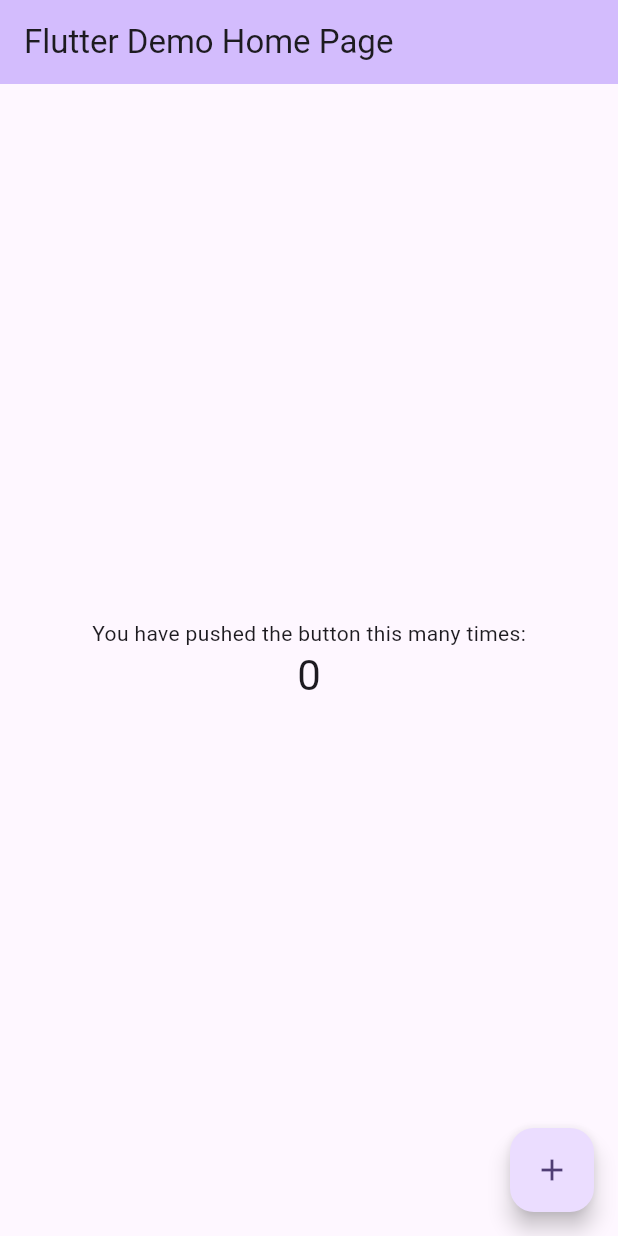
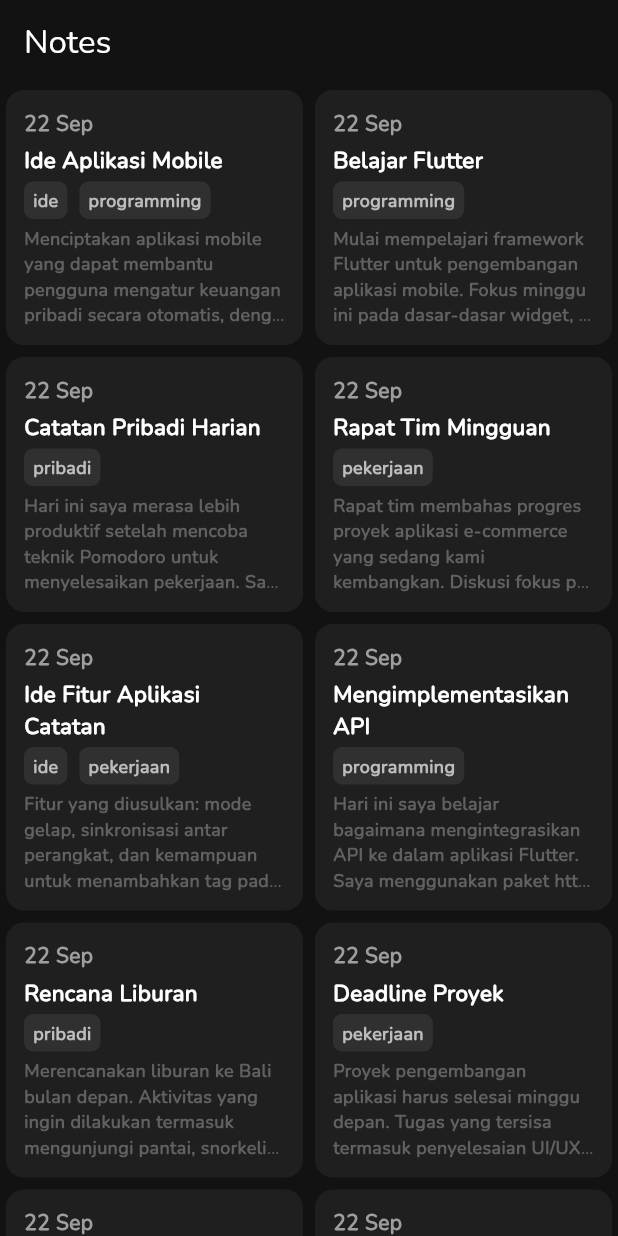
Before and after one commit to Fikrianamm/flutter_note, a Flutter app: the screen it shows after launch, on a phone screen of 412 x 824 dp. Run offline on Flutter 3.47's test engine with Material 3 defaults, Android fonts, the phone set to English and light mode, and no system bars.

Commit message:
[feat] feat view list note in main_screen

```diff
--- a/lib/main.dart
+++ b/lib/main.dart
@@ -1,4 +1,5 @@
 import 'package:flutter/material.dart';
+import 'package:flutter_note/main_screen.dart';
 
 void main() {
   runApp(const MyApp());
@@ -12,114 +13,8 @@ class MyApp extends StatelessWidget {
   Widget build(BuildContext context) {
     return MaterialApp(
       title: 'Flutter Demo',
-      theme: ThemeData(
-        // This is the theme of your application.
-        //
-        // TRY THIS: Try running your application with "flutter run". You'll see
-        // the application has a purple toolbar. Then, without quitting the app,
-        // try changing the seedColor in the colorScheme below to Colors.green
-        // and then invoke "hot reload" (save your changes or press the "hot
-        // reload" button in a Flutter-supported IDE, or press "r" if you used
-        // the command line to start the app).
-        //
-        // Notice that the counter didn't reset back to zero; the application
-        // state is not lost during the reload. To reset the state, use hot
-        // restart instead.
-        //
-        // This works for code too, not just values: Most code changes can be
-        // tested with just a hot reload.
-        colorScheme: ColorScheme.fromSeed(seedColor: Colors.deepPurple),
-        useMaterial3: true,
-      ),
-      home: const MyHomePage(title: 'Flutter Demo Home Page'),
+      theme: ThemeData(fontFamily: 'Nunito', colorScheme: ColorScheme.dark()),
+      home: const MainScreen(),
     );
   }
 }
-
-class MyHomePage extends StatefulWidget {
-  const MyHomePage({super.key, required this.title});
-
-  // This widget is the home page of your application. It is stateful, meaning
-  // that it has a State object (defined below) that contains fields that affect
-  // how it looks.
-
-  // This class is the configuration for the state. It holds the values (in this
-  // case the title) provided by the parent (in this case the App widget) and
-  // used by the build method of the State. Fields in a Widget subclass are
-  // always marked "final".
-
-  final String title;
-
-  @override
-  State<MyHomePage> createState() => _MyHomePageState();
-}
-
-class _MyHomePageState extends State<MyHomePage> {
-  int _counter = 0;
-
-  void _incrementCounter() {
-    setState(() {
-      // This call to setState tells the Flutter framework that something has
-      // changed in this State, which causes it to rerun the build method below
-      // so that the display can reflect the updated values. If we changed
-      // _counter without calling setState(), then the build method would not be
-      // called again, and so nothing would appear to happen.
-      _counter++;
-    });
-  }
-
-  @override
-  Widget build(BuildContext context) {
-    // This method is rerun every time setState is called, for instance as done
-    // by the _incrementCounter method above.
-    //
-    // The Flutter framework has been optimized to make rerunning build methods
-    // fast, so that you can just rebuild anything that needs updating rather
-    // than having to individually change instances of widgets.
-    return Scaffold(
-      appBar: AppBar(
-        // TRY THIS: Try changing the color here to a specific color (to
-        // Colors.amber, perhaps?) and trigger a hot reload to see the AppBar
-        // change color while the other colors stay the same.
-        backgroundColor: Theme.of(context).colorScheme.inversePrimary,
-        // Here we take the value from the MyHomePage object that was created by
-        // the App.build method, and use it to set our appbar title.
-        title: Text(widget.title),
-      ),
-      body: Center(
-        // Center is a layout widget. It takes a single child and positions it
-        // in the middle of the parent.
-        child: Column(
-          // Column is also a layout widget. It takes a list of children and
-          // arranges them vertically. By default, it sizes itself to fit its
-          // children horizontally, and tries to be as tall as its parent.
-          //
-          // Column has various properties to control how it sizes itself and
-          // how it positions its children. Here we use mainAxisAlignment to
-          // center the children vertically; the main axis here is the vertical
-          // axis because Columns are vertical (the cross axis would be
-          // horizontal).
-          //
-          // TRY THIS: Invoke "debug painting" (choose the "Toggle Debug Paint"
-          // action in the IDE, or press "p" in the console), to see the
-          // wireframe for each widget.
-          mainAxisAlignment: MainAxisAlignment.center,
-          children: <Widget>[
-            const Text(
-              'You have pushed the button this many times:',
-            ),
-            Text(
-              '$_counter',
-              style: Theme.of(context).textTheme.headlineMedium,
-            ),
-          ],
-        ),
-      ),
-      floatingActionButton: FloatingActionButton(
-        onPressed: _incrementCounter,
-        tooltip: 'Increment',
-        child: const Icon(Icons.add),
-      ), // This trailing comma makes auto-formatting nicer for build methods.
-    );
-  }
-}
--- /dev/null
+++ b/lib/main_screen.dart
@@ -0,0 +1,118 @@
+import 'package:flutter/material.dart';
+import 'package:flutter_note/model/note.dart';
+import 'package:flutter_staggered_grid_view/flutter_staggered_grid_view.dart';
+import 'package:intl/intl.dart';
+
+class MainScreen extends StatelessWidget {
+  const MainScreen({super.key});
+
+  @override
+  Widget build(BuildContext context) {
+    return Scaffold(
+      appBar: AppBar(
+        title: const Text('Notes'),
+      ),
+      body: SingleChildScrollView(
+        child: StaggeredGrid.count(
+          crossAxisCount: 2,
+          children: noteList.map((note) => CardNote(note: note)).toList(),
+        ),
+      ),
+    );
+  }
+}
+
+class CardNote extends StatelessWidget {
+  final Note note;
+
+  const CardNote({super.key, required this.note});
+
+  @override
+  Widget build(BuildContext context) {
+    return InkWell(
+      borderRadius: const BorderRadius.all(Radius.circular(16)),
+      onTap: () {},
+      child: Card(
+        color: const Color.fromARGB(255, 31, 31, 31),
+        elevation: 0,
+        child: Padding(
+          padding: const EdgeInsets.all(12),
+          child: Column(
+            crossAxisAlignment: CrossAxisAlignment.start,
+            children: [
+              Text(
+                DateFormat('dd MMM').format(note.createdAt),
+                style: const TextStyle(
+                    fontWeight: FontWeight.bold, color: Colors.grey),
+              ),
+              const SizedBox(height: 4),
+              Text(
+                note.title,
+                style:
+                    const TextStyle(fontWeight: FontWeight.w600, fontSize: 15),
+              ),
+              const SizedBox(height: 4),
+              SizedBox(
+                width: double.infinity,
+                child: LayoutBuilder(
+                  builder: (context, constraints) {
+                    const int maxTagsToShow = 2;
+
+                    List<String> displayedTags =
+                        note.tags.take(maxTagsToShow).toList();
+
+                    int remainingTags = note.tags.length - maxTagsToShow;
+
+                    return Wrap(
+                      spacing: 8.0,
+                      children: [
+                        ...displayedTags.map((tag) => Container(
+                            padding: const EdgeInsets.symmetric(
+                                horizontal: 6, vertical: 4),
+                            decoration: BoxDecoration(
+                                color: Colors.grey[850],
+                                borderRadius:
+                                    const BorderRadius.all(Radius.circular(6))),
+                            child: Text(
+                              tag,
+                              style: TextStyle(
+                                  color: Colors.grey[400],
+                                  fontSize: 12,
+                                  fontWeight: FontWeight.bold),
+                            ))),
+                        if (remainingTags > 0)
+                          Container(
+                            padding: const EdgeInsets.symmetric(
+                                horizontal: 6, vertical: 4),
+                            decoration: BoxDecoration(
+                                color: Colors.grey[850],
+                                borderRadius:
+                                    const BorderRadius.all(Radius.circular(6))),
+                            child: Text(
+                              '+$remainingTags',
+                              style: TextStyle(
+                                  color: Colors.grey[400],
+                                  fontSize: 12,
+                                  fontWeight: FontWeight.bold),
+                            ),
+                          ),
+                      ],
+                    );
+                  },
+                ),
+              ),
+              const SizedBox(height: 4),
+              Text(note.content,
+                  style: TextStyle(
+                      color: Colors.grey[700],
+                      fontSize: 12,
+                      fontWeight: FontWeight.bold),
+                  maxLines: 4,
+                  overflow: TextOverflow.ellipsis),
+            ],
+          ),
+        ),
+      ),
+    );
+  }
+}
--- /dev/null
+++ b/lib/model/note.dart
@@ -0,0 +1,81 @@
+// import 'package:intl/intl.dart';
+
+class Note {
+  final String title;
+  final String content;
+  final List<String> tags;
+  final DateTime createdAt;
+
+  Note({
+    required this.title,
+    required this.content,
+    required this.tags,
+  }) : createdAt = DateTime.now();
+}
+
+// String get formattedDate {
+//   return DateFormat('dd MMM').format(createdAt);
+// }
+
+List<Note> noteList = [
+  Note(
+    title: 'Ide Aplikasi Mobile',
+    tags: ['ide', 'programming'],
+    content:
+        'Menciptakan aplikasi mobile yang dapat membantu pengguna mengatur keuangan pribadi secara otomatis, dengan fitur pengingat untuk pembayaran tagihan dan perencanaan anggaran bulanan.',
+  ),
+  Note(
+    title: 'Belajar Flutter',
+    tags: ['programming'],
+    content:
+        'Mulai mempelajari framework Flutter untuk pengembangan aplikasi mobile. Fokus minggu ini pada dasar-dasar widget, layout, dan state management dengan menggunakan provider.',
+  ),
+  Note(
+    title: 'Catatan Pribadi Harian',
+    tags: ['pribadi'],
+    content:
+        'Hari ini saya merasa lebih produktif setelah mencoba teknik Pomodoro untuk menyelesaikan pekerjaan. Saya juga berjalan-jalan sore untuk menyegarkan pikiran.',
+  ),
+  Note(
+    title: 'Rapat Tim Mingguan',
+    tags: ['pekerjaan'],
+    content:
+        'Rapat tim membahas progres proyek aplikasi e-commerce yang sedang kami kembangkan. Diskusi fokus pada integrasi sistem pembayaran dan pengoptimalan performa aplikasi.',
+  ),
+  Note(
+    title: 'Ide Fitur Aplikasi Catatan',
+    tags: ['ide', 'pekerjaan'],
+    content:
+        'Fitur yang diusulkan: mode gelap, sinkronisasi antar perangkat, dan kemampuan untuk menambahkan tag pada setiap catatan untuk pengelompokan yang lebih baik.',
+  ),
+  Note(
+    title: 'Mengimplementasikan API',
+    tags: ['programming'],
+    content:
+        'Hari ini saya belajar bagaimana mengintegrasikan API ke dalam aplikasi Flutter. Saya menggunakan paket http untuk mengambil data dari server dan menampilkan hasilnya dalam UI.',
+  ),
+  Note(
+    title: 'Rencana Liburan',
+    tags: ['pribadi'],
+    content:
+        'Merencanakan liburan ke Bali bulan depan. Aktivitas yang ingin dilakukan termasuk mengunjungi pantai, snorkeling, dan mengunjungi beberapa kafe yang direkomendasikan teman.',
+  ),
+  Note(
+    title: 'Deadline Proyek',
+    tags: ['pekerjaan'],
+    content:
+        'Proyek pengembangan aplikasi harus selesai minggu depan. Tugas yang tersisa termasuk penyelesaian UI/UX, pengujian aplikasi, dan dokumentasi teknis.',
+  ),
+  Note(
+    title: 'Refaktor Kode dan Ide Startup Teknologi',
+    tags: ['programming', 'ide', 'pekerjaan'],
+    content:
+        'Mulai refaktor kode pada proyek aplikasi untuk meningkatkan performa. Juga mendiskusikan ide startup teknologi baru yang berfokus pada solusi AI untuk otomatisasi pekerjaan kantor, seperti manajemen email dan penjadwalan tugas otomatis.',
+  ),
+  Note(
+    title: 'Ide dan Catatan Pribadi',
+    tags: ['ide', 'pribadi'],
+    content:
+        'Catatan pribadi tentang ide startup teknologi baru dan bagaimana saya dapat menerapkannya dalam kehidupan sehari-hari. Berpikir tentang bagaimana AI dapat mempermudah banyak aspek pekerjaan dan kehidupan.',
+  ),
+];
```
Also changed, not shown: pubspec.yaml (+8 -23 lines), fonts/Nunito/Nunito-Black.ttf (added), fonts/Nunito/Nunito-BlackItalic.ttf (added), fonts/Nunito/Nunito-Bold.ttf (added), fonts/Nunito/Nunito-BoldItalic.ttf (added), fonts/Nunito/Nunito-ExtraBold.ttf (added), fonts/Nunito/Nunito-ExtraBoldItalic.ttf (added), fonts/Nunito/Nunito-ExtraLight.ttf (added), fonts/Nunito/Nunito-ExtraLightItalic.ttf (added), fonts/Nunito/Nunito-Italic.ttf (added), fonts/Nunito/Nunito-Light.ttf (added), fonts/Nunito/Nunito-LightItalic.ttf (added), fonts/Nunito/Nunito-Medium.ttf (added), fonts/Nunito/Nunito-MediumItalic.ttf (added), 4 more files.
